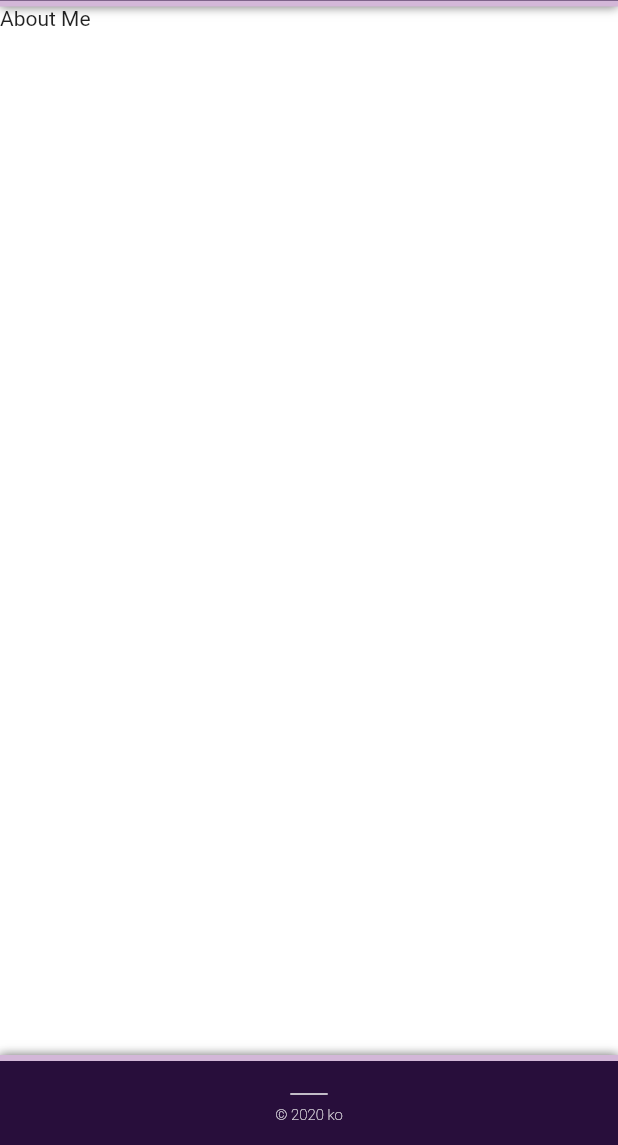
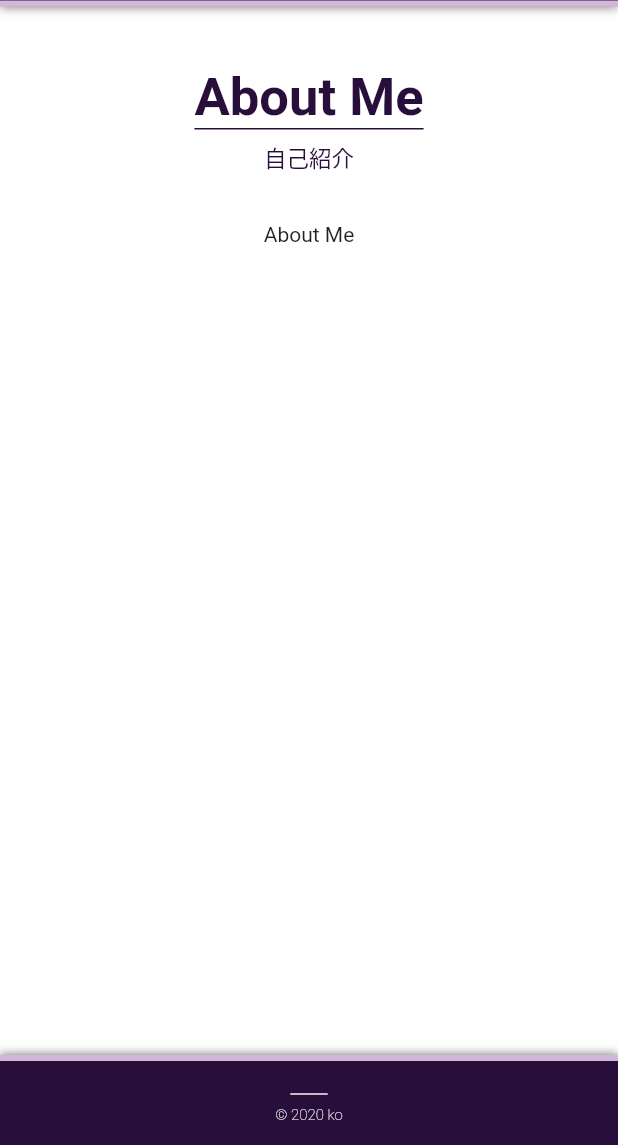
Before and after one commit to ko50/ko50.github.io, a Flutter app: the screen it shows after launch, after a tap on the "menu" icon, after a tap on "About Me", on a phone screen of 412 x 824 dp, the part 91-1236 px from its top. Run offline on Flutter 3.47's test engine with Material 2 defaults, Android fonts, the phone set to English and light mode, and no system bars; our stand-ins replace flutter_riverpod.

Commit message:
[追加] Sectionのひな型を追加、それぞれのSectionに仮配置した

```diff
--- a/lib/main.dart
+++ b/lib/main.dart
@@ -1,8 +1,8 @@
 import 'package:flutter/material.dart';
 
 import 'package:flutter_riverpod/flutter_riverpod.dart';
+
 import 'package:portfolio/helper/theme_colors.dart';
-
 import 'package:portfolio/view/page.dart';
 
 void main() {
--- /dev/null
+++ b/lib/view/component/common/section_container.dart
@@ -0,0 +1,68 @@
+import 'package:flutter/material.dart';
+import 'package:portfolio/helper/theme_colors.dart';
+
+class SectionContainer extends StatelessWidget {
+  final String title;
+  final String subTitle;
+  final Widget child;
+
+  SectionContainer({
+    required this.title,
+    required this.subTitle,
+    required this.child,
+  });
+
+  @override
+  Widget build(BuildContext context) {
+    return Container(
+      padding: EdgeInsets.all(32.0),
+      width: double.infinity,
+      child: Column(
+        mainAxisAlignment: MainAxisAlignment.center,
+        children: [
+          _title(),
+          _subTitle(),
+          _child(),
+        ],
+      ),
+    );
+  }
+
+  Container _title() {
+    return Container(
+      margin: EdgeInsets.symmetric(vertical: 8.0),
+      decoration: BoxDecoration(
+        border: Border(bottom: BorderSide(color: ThemeColor.PurpleBlack.color)),
+      ),
+      child: Text(
+        title,
+        style: TextStyle(
+          fontSize: 35,
+          fontWeight: FontWeight.w700,
+          color: ThemeColor.PurpleBlack.color,
+        ),
+      ),
+    );
+  }
+
+  Container _subTitle() {
+    return Container(
+      child: Text(
+        subTitle,
+        style: TextStyle(
+          color: ThemeColor.PurpleBlack.color,
+          fontSize: 15,
+        ),
+      ),
+    );
+  }
+
+  Expanded _child() {
+    return Expanded(
+      child: Padding(
+        padding: EdgeInsets.only(top: 32.0),
+        child: child,
+      ),
+    );
+  }
+}
--- a/lib/view/page.dart
+++ b/lib/view/page.dart
@@ -1,9 +1,9 @@
 import 'package:flutter/material.dart';
 
 import 'package:portfolio/constants.dart';
+
 import 'package:portfolio/view/component/footer/footer.dart';
 import 'package:portfolio/view/component/header/header.dart';
-import 'package:portfolio/view/sections/root/root.dart';
 import 'package:portfolio/view/component/drawer/drawer.dart';
 import 'package:portfolio/view/section_router.dart';
 
--- a/lib/view/section_router.dart
+++ b/lib/view/section_router.dart
@@ -4,7 +4,11 @@ import 'package:flutter_riverpod/flutter_riverpod.dart';
 
 import 'package:portfolio/helper/sections.dart';
 import 'package:portfolio/provider.dart';
+import 'package:portfolio/view/sections/about_me/about_me.dart';
+import 'package:portfolio/view/sections/contacts/contacts.dart';
 import 'package:portfolio/view/sections/root/root.dart';
+import 'package:portfolio/view/sections/skills/skills.dart';
+import 'package:portfolio/view/sections/works/works.dart';
 
 class SectionRouter extends StatelessWidget {
   @override
@@ -18,13 +22,13 @@ class SectionRouter extends StatelessWidget {
           case Section.root:
             return Column(children: [Expanded(child: Root())]);
           case Section.aboutMe:
-            return Text(displayedSection.text);
+            return Column(children: [Expanded(child: AboutMe())]);
           case Section.skills:
-            return Text(displayedSection.text);
+            return Column(children: [Expanded(child: Skills())]);
           case Section.works:
-            return Text(displayedSection.text);
+            return Column(children: [Expanded(child: Works())]);
           case Section.contacts:
-            return Text(displayedSection.text);
+            return Column(children: [Expanded(child: Contacts())]);
         }
       },
     );
--- /dev/null
+++ b/lib/view/sections/about_me/about_me.dart
@@ -0,0 +1,14 @@
+import 'package:flutter/material.dart';
+
+import 'package:portfolio/view/component/common/section_container.dart';
+
+class AboutMe extends StatelessWidget {
+  @override
+  Widget build(BuildContext context) {
+    return SectionContainer(
+      title: 'About Me',
+      subTitle: '自己紹介',
+      child: Text('About Me'),
+    );
+  }
+}
--- /dev/null
+++ b/lib/view/sections/contacts/contacts.dart
@@ -0,0 +1,14 @@
+import 'package:flutter/material.dart';
+
+import 'package:portfolio/view/component/common/section_container.dart';
+
+class Contacts extends StatelessWidget {
+  @override
+  Widget build(BuildContext context) {
+    return SectionContainer(
+      title: 'Contacts',
+      subTitle: '連絡',
+      child: Text('Contacts'),
+    );
+  }
+}
--- /dev/null
+++ b/lib/view/sections/skills/skills.dart
@@ -0,0 +1,14 @@
+import 'package:flutter/material.dart';
+
+import 'package:portfolio/view/component/common/section_container.dart';
+
+class Skills extends StatelessWidget {
+  @override
+  Widget build(BuildContext context) {
+    return SectionContainer(
+      title: 'Skills',
+      subTitle: 'できること',
+      child: Text('Skills'),
+    );
+  }
+}
--- /dev/null
+++ b/lib/view/sections/works/works.dart
@@ -0,0 +1,14 @@
+import 'package:flutter/material.dart';
+
+import 'package:portfolio/view/component/common/section_container.dart';
+
+class Works extends StatelessWidget {
+  @override
+  Widget build(BuildContext context) {
+    return SectionContainer(
+      title: 'Works',
+      subTitle: 'やったこと',
+      child: Text('Works'),
+    );
+  }
+}
```
